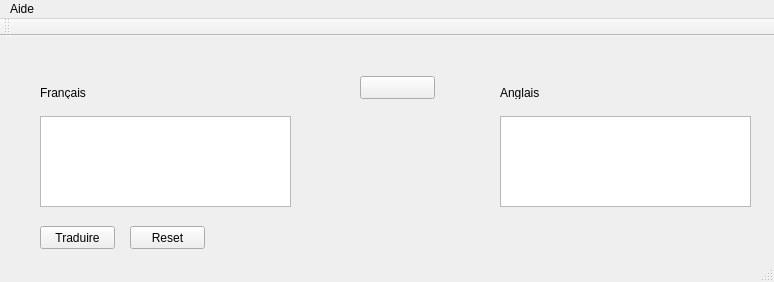
The window that mainwindow.ui (DamienBidaud/GoogleTradPP) describes before a commit, drawn with Qt 5.
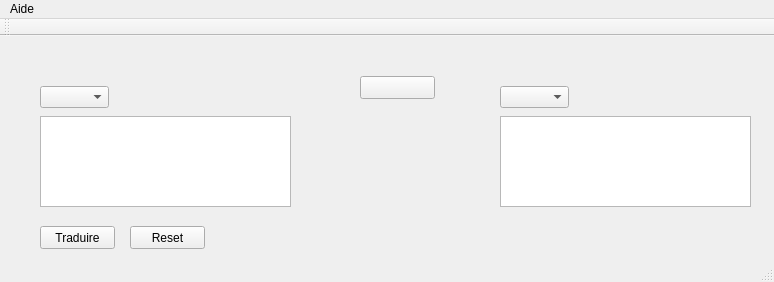
The same window after the commit. Icons and pictures are not drawn.

Patch:
```diff
--- a/mainwindow.ui
+++ b/mainwindow.ui
@@ -18,32 +18,6 @@
     <normaloff>icone/GoogleTranslate1.png</normaloff>icone/GoogleTranslate1.png</iconset>
   </property>
   <widget class="QWidget" name="centralWidget">
-   <widget class="QLabel" name="label">
-    <property name="geometry">
-     <rect>
-      <x>40</x>
-      <y>50</y>
-      <width>47</width>
-      <height>13</height>
-     </rect>
-    </property>
-    <property name="text">
-     <string>Français</string>
-    </property>
-   </widget>
-   <widget class="QLabel" name="label_2">
-    <property name="geometry">
-     <rect>
-      <x>500</x>
-      <y>50</y>
-      <width>47</width>
-      <height>13</height>
-     </rect>
-    </property>
-    <property name="text">
-     <string>Anglais</string>
-    </property>
-   </widget>
    <widget class="QPushButton" name="pushButton">
     <property name="geometry">
      <rect>
@@ -126,6 +100,26 @@
      <string>Reset</string>
     </property>
    </widget>
+   <widget class="QComboBox" name="source">
+    <property name="geometry">
+     <rect>
+      <x>40</x>
+      <y>50</y>
+      <width>69</width>
+      <height>22</height>
+     </rect>
+    </property>
+   </widget>
+   <widget class="QComboBox" name="destination">
+    <property name="geometry">
+     <rect>
+      <x>500</x>
+      <y>50</y>
+      <width>69</width>
+      <height>22</height>
+     </rect>
+    </property>
+   </widget>
   </widget>
   <widget class="QMenuBar" name="menuBar">
    <property name="geometry">
```
